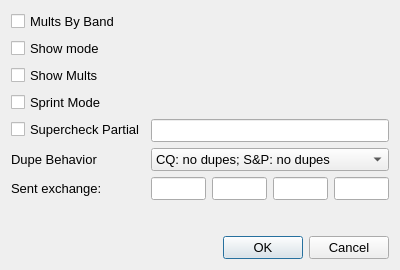
Old version of the form so2sdr/contestoptdialog.ui in the repository n4ogw/so2sdr.
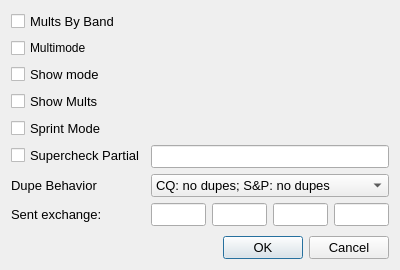
New version of the form.

Commit message: Initial code to support multimode contests

Diff of the .ui file:
```diff
--- a/so2sdr/contestoptdialog.ui
+++ b/so2sdr/contestoptdialog.ui
@@ -52,7 +52,7 @@
        </property>
       </widget>
      </item>
-     <item row="3" column="0">
+     <item row="4" column="0">
       <widget class="QCheckBox" name="ShowMultsCheckBox">
        <property name="font">
         <font>
@@ -67,7 +67,7 @@
        </property>
       </widget>
      </item>
-     <item row="4" column="0">
+     <item row="5" column="0">
       <widget class="QCheckBox" name="SprintCheckBox">
        <property name="font">
         <font>
@@ -82,7 +82,7 @@
        </property>
       </widget>
      </item>
-     <item row="5" column="0">
+     <item row="6" column="0">
       <widget class="QCheckBox" name="MasterCheckBox">
        <property name="font">
         <font>
@@ -94,7 +94,7 @@
        </property>
       </widget>
      </item>
-     <item row="5" column="1">
+     <item row="6" column="1">
       <widget class="QLineEdit" name="MasterLineEdit">
        <property name="font">
         <font>
@@ -107,7 +107,7 @@
        </property>
       </widget>
      </item>
-     <item row="6" column="0">
+     <item row="7" column="0">
       <widget class="QLabel" name="label_2">
        <property name="font">
         <font>
@@ -119,7 +119,7 @@
        </property>
       </widget>
      </item>
-     <item row="6" column="1">
+     <item row="7" column="1">
       <widget class="QComboBox" name="dupesComboBox">
        <property name="font">
         <font>
@@ -148,7 +148,7 @@
        </item>
       </widget>
      </item>
-     <item row="7" column="0">
+     <item row="8" column="0">
       <widget class="QLabel" name="label">
        <property name="font">
         <font>
@@ -160,7 +160,7 @@
        </property>
       </widget>
      </item>
-     <item row="7" column="1">
+     <item row="8" column="1">
       <layout class="QHBoxLayout" name="horizontalLayout">
        <item>
         <widget class="QLineEdit" name="lineEditExch1">
@@ -200,7 +200,7 @@
        </item>
       </layout>
      </item>
-     <item row="2" column="0">
+     <item row="3" column="0">
       <widget class="QCheckBox" name="ShowModeCheckBox">
        <property name="font">
         <font>
@@ -212,6 +212,13 @@
        </property>
       </widget>
      </item>
+     <item row="2" column="0">
+      <widget class="QCheckBox" name="MultiModeCheckBox">
+       <property name="text">
+        <string>Multimode</string>
+       </property>
+      </widget>
+     </item>
     </layout>
    </item>
    <item>
```
The commit also changes 15 other files.
